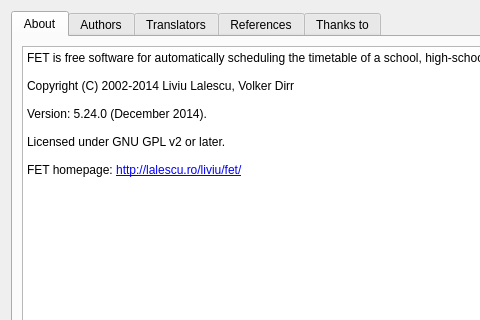
The window that src/interface/helpaboutform_template.ui (vanyog/FET) describes before a commit, drawn with Qt 5; both pictures show x 0 to 480 and y 0 to 320 of the 690 by 430 pixel window.
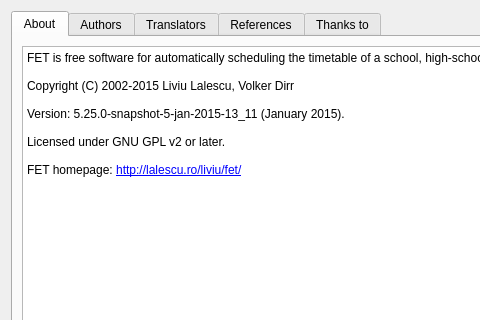
The same window after the commit.

Commit message: v5.25.0-snapshot-5-jan-2015

Patch:
```diff
--- a/src/interface/helpaboutform_template.ui
+++ b/src/interface/helpaboutform_template.ui
@@ -51,9 +51,9 @@
 &lt;/style&gt;&lt;/head&gt;&lt;body style=&quot; font-family:'Sans'; font-size:10pt; font-weight:400; font-style:normal;&quot;&gt;
 &lt;p style=&quot; margin-top:0px; margin-bottom:0px; margin-left:0px; margin-right:0px; -qt-block-indent:0; text-indent:0px;&quot;&gt;&lt;span style=&quot; font-family:'Sans Serif'; font-size:9pt;&quot;&gt;FET is free software for automatically scheduling the timetable of a school, high-school or university.&lt;/span&gt;&lt;/p&gt;
 &lt;p style=&quot;-qt-paragraph-type:empty; margin-top:0px; margin-bottom:0px; margin-left:0px; margin-right:0px; -qt-block-indent:0; text-indent:0px; font-family:'Sans Serif'; font-size:9pt;&quot;&gt;&lt;br /&gt;&lt;/p&gt;
-&lt;p style=&quot; margin-top:0px; margin-bottom:0px; margin-left:0px; margin-right:0px; -qt-block-indent:0; text-indent:0px;&quot;&gt;&lt;span style=&quot; font-family:'Sans Serif'; font-size:9pt;&quot;&gt;Copyright (C) 2002-2014 Liviu Lalescu, Volker Dirr&lt;/span&gt;&lt;/p&gt;
+&lt;p style=&quot; margin-top:0px; margin-bottom:0px; margin-left:0px; margin-right:0px; -qt-block-indent:0; text-indent:0px;&quot;&gt;&lt;span style=&quot; font-family:'Sans Serif'; font-size:9pt;&quot;&gt;Copyright (C) 2002-2015 Liviu Lalescu, Volker Dirr&lt;/span&gt;&lt;/p&gt;
 &lt;p style=&quot;-qt-paragraph-type:empty; margin-top:0px; margin-bottom:0px; margin-left:0px; margin-right:0px; -qt-block-indent:0; text-indent:0px; font-family:'Sans Serif'; font-size:9pt;&quot;&gt;&lt;br /&gt;&lt;/p&gt;
-&lt;p style=&quot; margin-top:0px; margin-bottom:0px; margin-left:0px; margin-right:0px; -qt-block-indent:0; text-indent:0px;&quot;&gt;&lt;span style=&quot; font-family:'Sans Serif'; font-size:9pt;&quot;&gt;Version: 5.24.0 (December 2014).&lt;/span&gt;&lt;/p&gt;
+&lt;p style=&quot; margin-top:0px; margin-bottom:0px; margin-left:0px; margin-right:0px; -qt-block-indent:0; text-indent:0px;&quot;&gt;&lt;span style=&quot; font-family:'Sans Serif'; font-size:9pt;&quot;&gt;Version: 5.25.0-snapshot-5-jan-2015-13_11 (January 2015).&lt;/span&gt;&lt;/p&gt;
 &lt;p style=&quot;-qt-paragraph-type:empty; margin-top:0px; margin-bottom:0px; margin-left:0px; margin-right:0px; -qt-block-indent:0; text-indent:0px; font-family:'Sans Serif'; font-size:9pt;&quot;&gt;&lt;br /&gt;&lt;/p&gt;
 &lt;p style=&quot; margin-top:0px; margin-bottom:0px; margin-left:0px; margin-right:0px; -qt-block-indent:0; text-indent:0px;&quot;&gt;&lt;span style=&quot; font-family:'Sans Serif'; font-size:9pt;&quot;&gt;Licensed under GNU GPL v2 or later.&lt;/span&gt;&lt;/p&gt;
 &lt;p style=&quot;-qt-paragraph-type:empty; margin-top:0px; margin-bottom:0px; margin-left:0px; margin-right:0px; -qt-block-indent:0; text-indent:0px; font-family:'Sans Serif'; font-size:9pt;&quot;&gt;&lt;br /&gt;&lt;/p&gt;
```
The commit also changes 79 other files.
